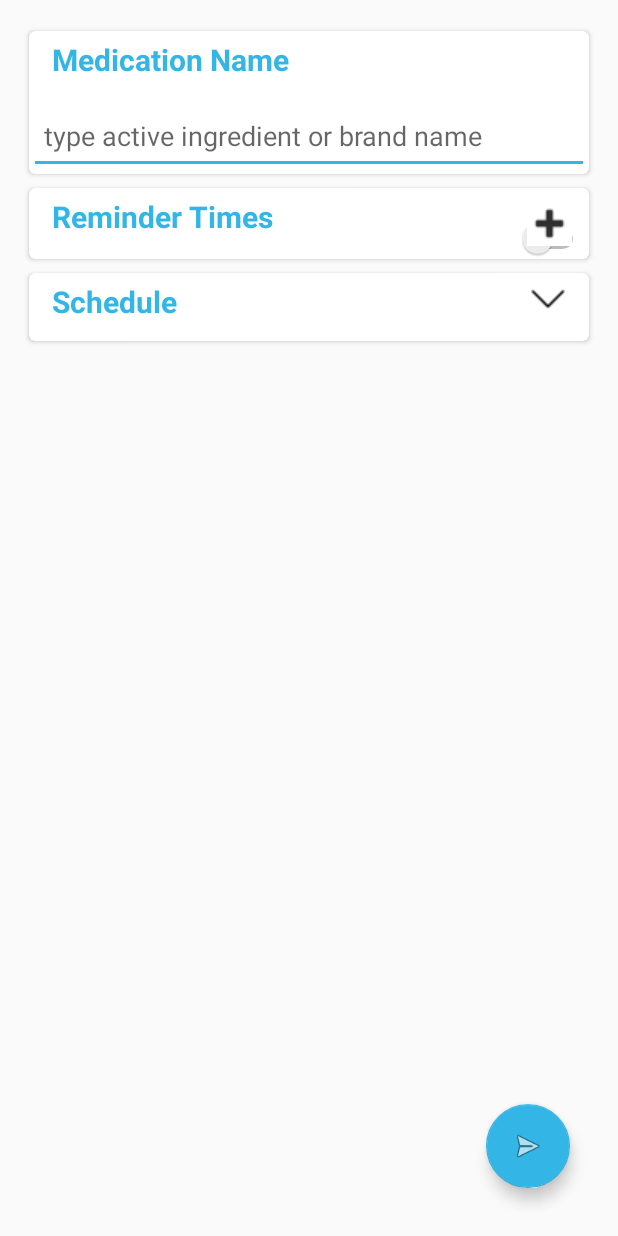
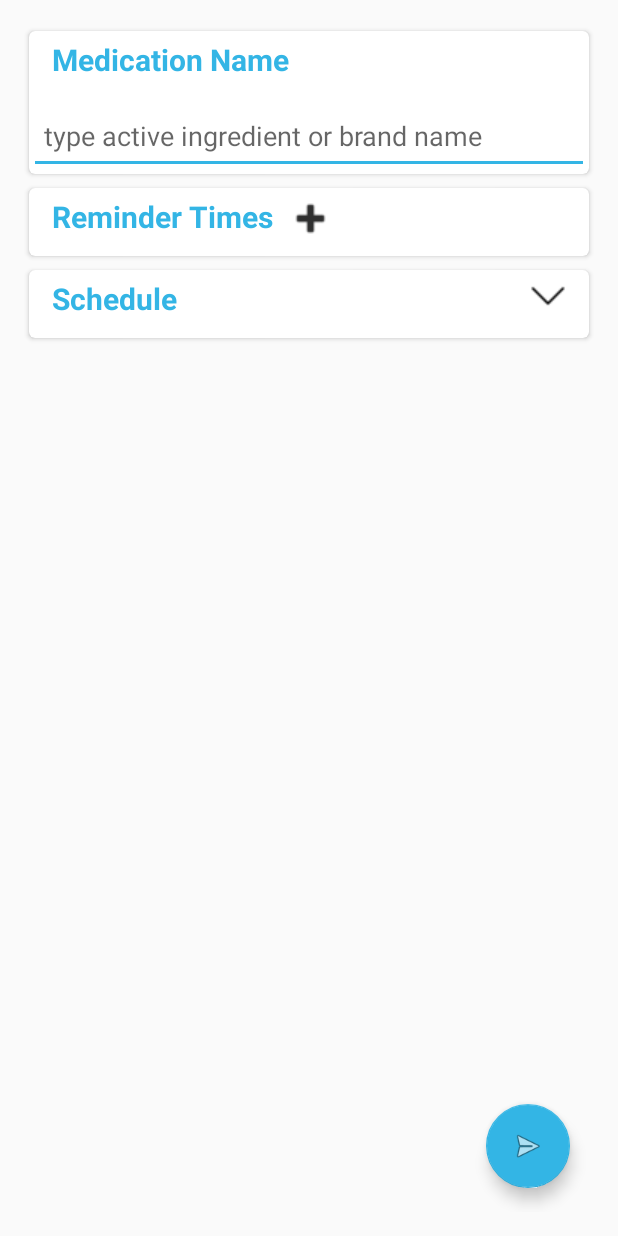
Before and after one commit to mukesh14149/MediSys, an Android app: the AddMedication screen opened directly, with no data from a screen before it, on a phone screen of 412 x 824 dp. Run offline under Robolectric (Android 15) with nearby library versions, the phone set to English and light mode, and no system bars.

Commit message:
Handle notification after reboot of phone

```diff
--- a/app/src/main/java/com/example/mukesh/medisys/AddMedication.java
+++ b/app/src/main/java/com/example/mukesh/medisys/AddMedication.java
@@ -559,6 +559,7 @@ public class AddMedication extends AppCompatActivity implements PropNumberDialog
             values.put(MediSysContract.MedicationEntry.COLUMN_NAME_SCHEDULE_DURAtION, schedule_duration);
             values.put(MediSysContract.MedicationEntry.COLUMN_NAME_SCHEDULE_DAYS, schedule_days);
             values.put(MediSysContract.MedicationEntry.COLUMN_NAME_SKIP,skip);
+            values.put(MediSysContract.MedicationEntry.COLUMN_NAME_ALARM_STATUS,"true");
 
             long newRowId;
             Log.i("AddMedicationcheck",Integer.toString(flag_for_object));
--- a/app/src/main/java/com/example/mukesh/medisys/SetReminder.java
+++ b/app/src/main/java/com/example/mukesh/medisys/SetReminder.java
@@ -49,12 +49,6 @@ public class SetReminder extends AppCompatActivity {
     public void createNotification() {
         // Prepare intent which is triggered if the
         // notification is selected
-        ComponentName receiver = new ComponentName(getApplicationContext(), Reciever.class);
-        PackageManager pm = getApplicationContext().getPackageManager();
-
-        pm.setComponentEnabledSetting(receiver,
-                PackageManager.COMPONENT_ENABLED_STATE_ENABLED,
-                PackageManager.DONT_KILL_APP);
 
         description=intent1.getStringExtra("Description");
         id_reminder_timer=(HashMap<String,String>) intent1.getSerializableExtra("Reminder_timer");
--- a/app/src/main/res/layout/activity_add_medication.xml
+++ b/app/src/main/res/layout/activity_add_medication.xml
@@ -71,6 +71,12 @@
 
                     android:layout_width="match_parent"
                     android:layout_height="match_parent">
+
+
+                    <LinearLayout
+                        android:layout_width="wrap_content"
+                        android:layout_height="wrap_content"
+                        android:orientation="horizontal">
                         <TextView
                             android:layout_marginLeft="5dp"
                             android:layout_marginTop="5dp"
@@ -85,15 +91,26 @@
 
 
 
-                    <Switch
+                       <!-- <Switch
                             android:id="@+id/alarm_status"
+                            android:layout_marginLeft="50dp"
+                            android:layout_marginTop="5dp"
                             android:layout_width="wrap_content"
                             android:layout_height="wrap_content"
-                        android:layout_alignParentRight="true"
-                        android:layout_alignParentTop="true"
-                        android:layout_marginTop="20dp"
+                            />-->
+
+                        <ImageButton
+                            android:id="@+id/fab1"
+                            android:layout_width="wrap_content"
+                            android:layout_height="wrap_content"
+                            android:layout_marginLeft="10dp"
+                            android:layout_marginTop="5dp"
+                            android:src="@drawable/plus"
+                            android:background="#FFFFFF"
+                            android:onClick="popuptimepicker"
                             />
 
+                    </LinearLayout>
 
 
 
@@ -107,18 +124,6 @@
 
                         ></LinearLayout>
 
-                    <ImageButton
-                        android:id="@+id/fab1"
-                        android:layout_width="wrap_content"
-                        android:layout_height="wrap_content"
-                        android:layout_marginLeft="250dp"
-                        android:src="@drawable/plus"
-                        android:background="#FFFFFF"
-                        android:onClick="popuptimepicker"
-                        android:layout_centerVertical="true"
-                        android:layout_alignParentEnd="true"
-                        android:layout_marginEnd="11dp"
-                        />
 
 
                 </RelativeLayout>
```
Also changed, not shown: app/src/main/AndroidManifest.xml (+6 -1 lines), app/src/main/java/com/example/mukesh/medisys/RecycleAllAlarm.java (added, +199 -0 lines), app/src/main/java/com/example/mukesh/medisys/ReminderArch/ReminderArchclass.java (+23 -2 lines), app/src/main/java/com/example/mukesh/medisys/Reminders.java (+38 -29 lines). Lines whose indentation alone changed are shown as unchanged.
